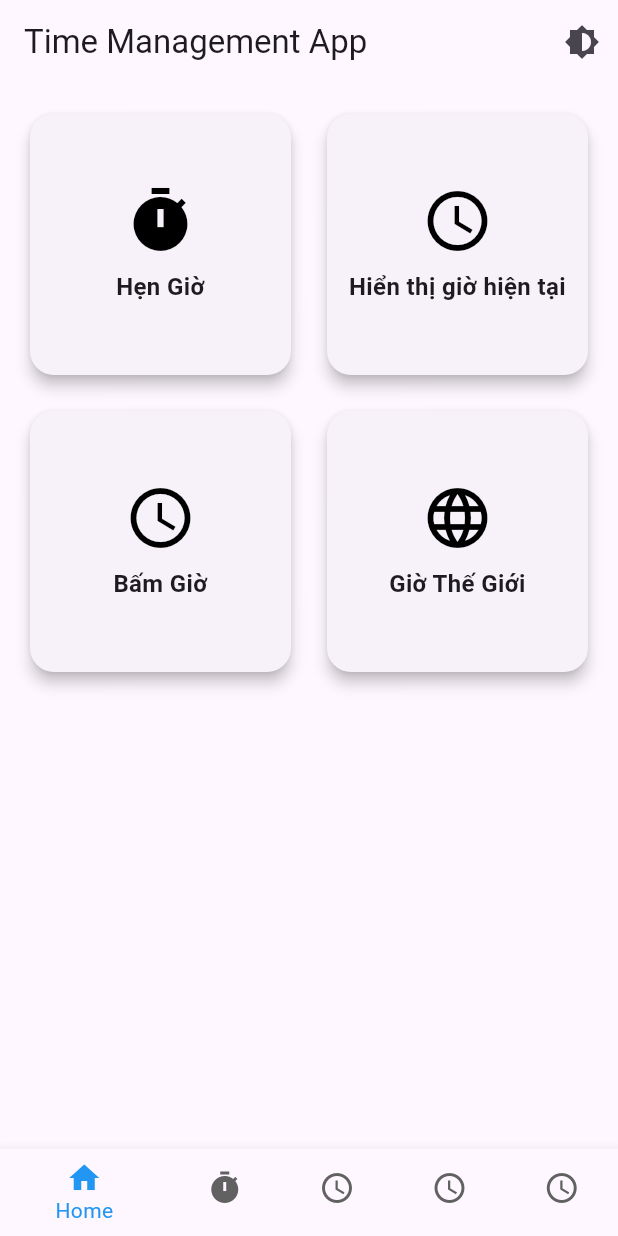
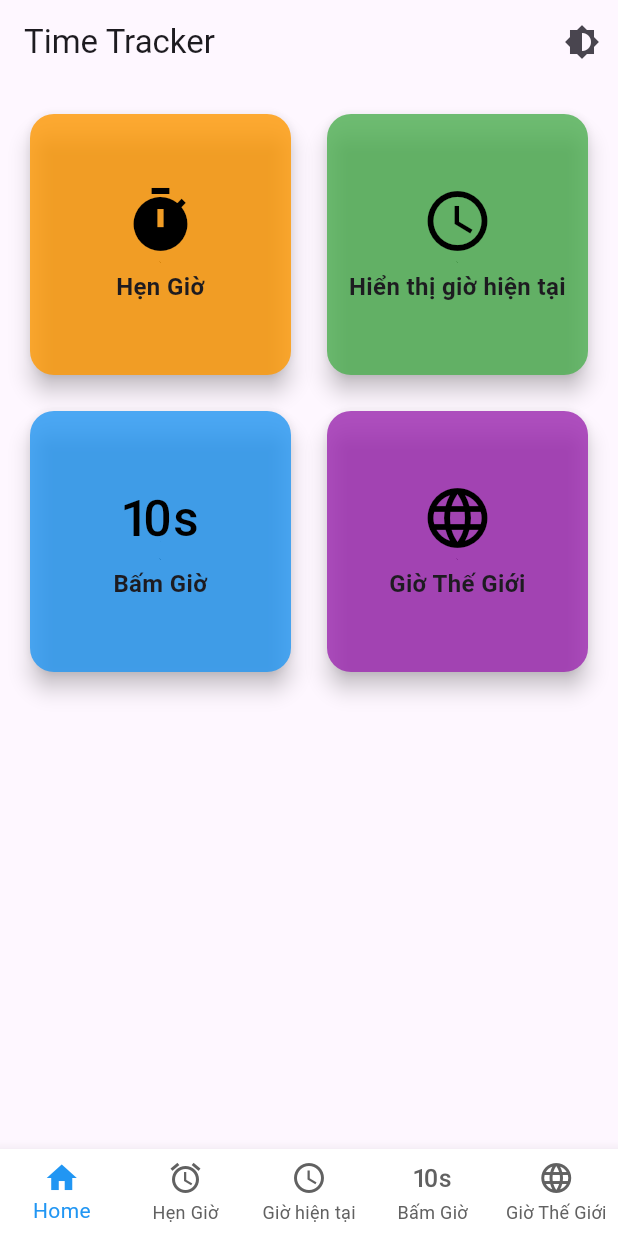
Before and after one commit to NguyenNhatHuynh/Time-Tracker-App, a Flutter app: the screen it shows after launch, on a phone screen of 412 x 824 dp. Run offline on Flutter 3.47's test engine with Material 3 defaults, Android fonts, the phone set to English and light mode, and no system bars; our stand-ins replace timezone.

Commit message:
Setup - BBuild App

```diff
--- a/lib/main.dart
+++ b/lib/main.dart
@@ -22,7 +22,7 @@ class MyApp extends StatelessWidget {
 
     return MaterialApp(
       debugShowCheckedModeBanner: false,
-      title: 'Time Management App',
+      title: 'Time Tracker ⏰',
       theme: ThemeData(
         primarySwatch: Colors.blue,
         brightness: Brightness.light,
@@ -81,7 +81,7 @@ class _BaseScreenState extends State<BaseScreen> {
 
     return Scaffold(
       appBar: AppBar(
-        title: Text('Time Management App'),
+        title: Text('Time Tracker'),
         actions: [
           IconButton(
             icon: Icon(Icons.brightness_6),
@@ -101,31 +101,39 @@ class _BaseScreenState extends State<BaseScreen> {
             label: 'Home',
           ),
           BottomNavigationBarItem(
-            icon: Icon(Icons.timer),
+            icon: Icon(Icons.alarm),
             label: 'Hẹn Giờ',
           ),
           BottomNavigationBarItem(
             icon: Icon(Icons.access_time),
-            label: 'Hiển thị giờ hiện tại',
+            label: 'Giờ hiện tại',
           ),
           BottomNavigationBarItem(
-            icon: Icon(Icons.access_time),
+            icon: Icon(Icons.timer_10),
             label: 'Bấm Giờ',
           ),
           BottomNavigationBarItem(
-            icon: Icon(Icons.access_time),
+            icon: Icon(Icons.language),
             label: 'Giờ Thế Giới',
           ),
         ],
         selectedItemColor: isDarkMode ? Colors.amber : Colors.blue,
         unselectedItemColor: isDarkMode ? Colors.grey[400] : Colors.grey[700],
         backgroundColor: isDarkMode ? Colors.black : Colors.white,
+        type: BottomNavigationBarType.fixed, // Thêm kiểu fixed để dễ căn giữa
       ),
     );
   }
 }
 
-class HomeContent extends StatelessWidget {
+class HomeContent extends StatefulWidget {
+  @override
+  _HomeContentState createState() => _HomeContentState();
+}
+
+class _HomeContentState extends State<HomeContent> {
+  double cardElevation = 6;
+
   @override
   Widget build(BuildContext context) {
     return Padding(
@@ -140,24 +148,28 @@ class HomeContent extends StatelessWidget {
             icon: Icons.timer,
             label: 'Hẹn Giờ',
             routeName: '/timer',
+            color: Colors.orange,
           ),
           _buildFeatureCard(
             context,
             icon: Icons.access_time,
             label: 'Hiển thị giờ hiện tại',
             routeName: '/current_time',
+            color: Colors.green,
           ),
           _buildFeatureCard(
             context,
-            icon: Icons.access_time,
+            icon: Icons.timer_10,
             label: 'Bấm Giờ',
             routeName: '/stopwatch',
+            color: Colors.blue,
           ),
           _buildFeatureCard(
             context,
             icon: Icons.language,
             label: 'Giờ Thế Giới',
             routeName: '/world_clock',
+            color: Colors.purple,
           ),
         ],
       ),
@@ -169,6 +181,7 @@ class HomeContent extends StatelessWidget {
     required IconData icon,
     required String label,
     required String routeName,
+    required Color color,
   }) {
     final iconColor = Theme.of(context).brightness == Brightness.dark
         ? Colors.white
@@ -177,10 +190,22 @@ class HomeContent extends StatelessWidget {
     return GestureDetector(
       onTap: () => Navigator.pushNamed(context, routeName),
       child: Card(
-        elevation: 4,
+        elevation: cardElevation, // Dùng biến cardElevation cho hiệu ứng shadow
         shape: RoundedRectangleBorder(
           borderRadius: BorderRadius.circular(16),
         ),
+        color: color.withOpacity(0.8), // Màu nền thẻ
+        child: MouseRegion(
+          onEnter: (_) {
+            setState(() {
+              cardElevation = 8; // Tăng hiệu ứng shadow khi hover
+            });
+          },
+          onExit: (_) {
+            setState(() {
+              cardElevation = 6; // Quay lại shadow ban đầu khi rời hover
+            });
+          },
           child: Column(
             mainAxisAlignment: MainAxisAlignment.center,
             children: [
@@ -194,6 +219,7 @@ class HomeContent extends StatelessWidget {
             ],
           ),
         ),
+      ),
     );
   }
 }
--- a/lib/screens/stopwatch_screen.dart
+++ b/lib/screens/stopwatch_screen.dart
@@ -68,9 +68,9 @@ class _StopwatchScreenState extends State<StopwatchScreen> {
   Widget build(BuildContext context) {
     return Scaffold(
       appBar: AppBar(
-        title: Text("Bấm Giờ", style: TextStyle(color: Colors.white)),
-        backgroundColor: Colors.blueAccent,
-      ),
+          title: Text("Bấm Giờ", style: TextStyle(color: Colors.white)),
+          backgroundColor: Colors.blueAccent,
+          automaticallyImplyLeading: false),
       body: Center(
         child: Column(
           mainAxisAlignment: MainAxisAlignment.center,
```
Also changed, not shown: lib/screens/current_time_screen.dart (+4 -4 lines), lib/screens/timer_screen.dart (+12 -12 lines), lib/screens/world_clock_screen.dart (+5 -2 lines), pubspec.yaml (+8 -1 lines), assets/icons/app_logo_time_tracker.png (added), pubspec.lock, 29 other files. Lines whose indentation alone changed are shown as unchanged.
